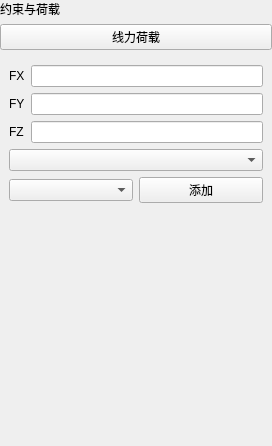
This is plugins/Base_PhysicalField/LinearForcePage.ui in asd977/base_cae as Qt 5 draws it before an edit. The edited form follows.
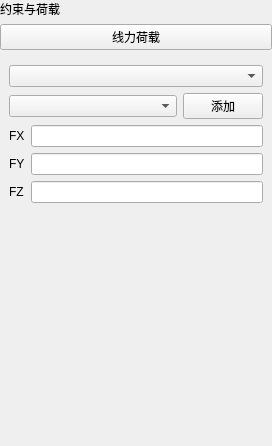
This is the edited form. Custom widgets are drawn as their Qt base class.

What changed in the file:
```diff
--- a/plugins/Base_PhysicalField/LinearForcePage.ui
+++ b/plugins/Base_PhysicalField/LinearForcePage.ui
@@ -52,46 +52,52 @@
    <item>
     <widget class="QWidget" name="contentWidget" native="true">
      <layout class="QGridLayout" name="gridLayout">
-      <item row="0" column="1">
-       <widget class="QLineEdit" name="lineEditX" />
-      </item>
-      <item row="1" column="1">
-       <widget class="QLineEdit" name="lineEditY" />
-      </item>
       <item row="2" column="1">
-       <widget class="QLineEdit" name="lineEditZ" />
+       <widget class="QLineEdit" name="lineEditX"/>
       </item>
-      <item row="0" column="0">
-       <widget class="QLabel" name="label">
-        <property name="text">
-         <string>FX</string>
-        </property>
-       </widget>
-      </item>
-      <item row="1" column="0">
+      <item row="3" column="0">
        <widget class="QLabel" name="label_2">
         <property name="text">
          <string>FY</string>
         </property>
        </widget>
       </item>
-      <item row="2" column="0">
+      <item row="4" column="0">
        <widget class="QLabel" name="label_3">
         <property name="text">
          <string>FZ</string>
         </property>
        </widget>
       </item>
-      <item row="3" column="0" colspan="2">
-       <widget class="CustomComboBox" name="comboBoxDim" />
+      <item row="2" column="0">
+       <widget class="QLabel" name="label">
+        <property name="text">
+         <string>FX</string>
+        </property>
+       </widget>
       </item>
-      <item row="4" column="0" colspan="2">
-              <layout class="QHBoxLayout" name="horizontalLayoutGroupSelect">
+      <item row="4" column="1">
+       <widget class="QLineEdit" name="lineEditZ"/>
+      </item>
+      <item row="3" column="1">
+       <widget class="QLineEdit" name="lineEditY"/>
+      </item>
+      <item row="0" column="0" colspan="2">
+       <widget class="CustomComboBox" name="comboBoxDim"/>
+      </item>
+      <item row="1" column="0" colspan="2">
+       <layout class="QHBoxLayout" name="horizontalLayoutGroupSelect">
         <item>
          <widget class="CustomComboBox" name="comboBoxGroup" />
         </item>
         <item>
          <widget class="QPushButton" name="btnBatchAdd">
+          <property name="sizePolicy">
+           <sizepolicy hsizetype="Fixed" vsizetype="Fixed">
+            <horstretch>0</horstretch>
+            <verstretch>0</verstretch>
+           </sizepolicy>
+          </property>
           <property name="text">
            <string>添加</string>
           </property>
```
Left out of the diff: 10 changed lines with no effect on the pictures.
